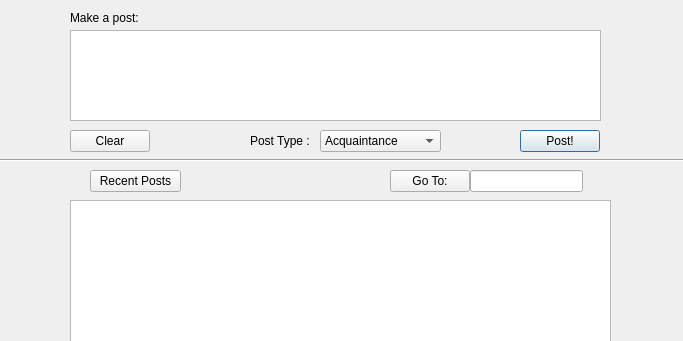
This is clientinterface.ui in mironalex/Virtualsoc_Client as Qt 5 draws it before an edit; both pictures show x 260 to 943 and y 0 to 341 of the 1201 by 678 pixel window. The edited form follows.
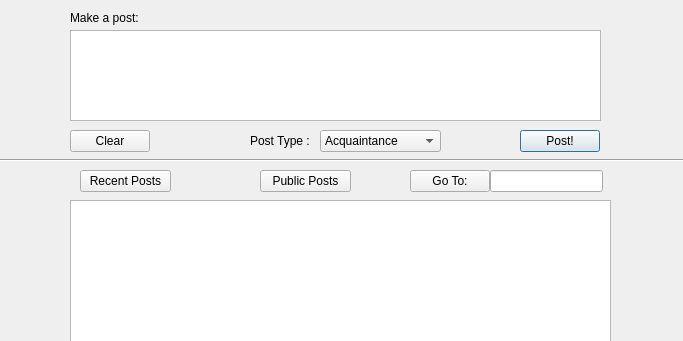
This is the edited form.

Commit message: Added 'go to profile and public posts' functionalities

Diff of the .ui file:
```diff
--- a/clientinterface.ui
+++ b/clientinterface.ui
@@ -329,7 +329,7 @@
   <widget class="QPushButton" name="recentPostsButton">
    <property name="geometry">
     <rect>
-     <x>350</x>
+     <x>340</x>
      <y>170</y>
      <width>91</width>
      <height>22</height>
@@ -342,7 +342,7 @@
   <widget class="QPushButton" name="go_to_ProfileButton">
    <property name="geometry">
     <rect>
-     <x>650</x>
+     <x>670</x>
      <y>170</y>
      <width>80</width>
      <height>22</height>
@@ -355,13 +355,26 @@
   <widget class="QLineEdit" name="go_to_inputBox">
    <property name="geometry">
     <rect>
-     <x>730</x>
+     <x>750</x>
      <y>170</y>
      <width>113</width>
      <height>22</height>
     </rect>
    </property>
   </widget>
+  <widget class="QPushButton" name="publicPostsButton">
+   <property name="geometry">
+    <rect>
+     <x>520</x>
+     <y>170</y>
+     <width>91</width>
+     <height>22</height>
+    </rect>
+   </property>
+   <property name="text">
+    <string>Public Posts</string>
+   </property>
+  </widget>
  </widget>
  <resources/>
  <connections/>
```
The commit also changes 2 other files.
